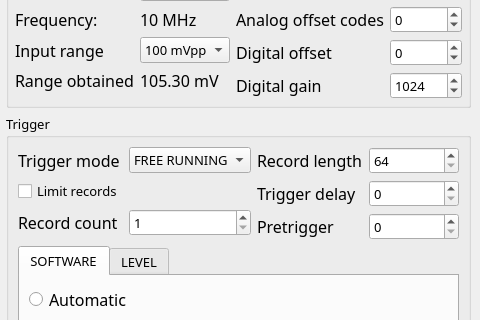
First picture: the form in MainWindow.ui, repository sevenreek/qtadqscope, before the edit; both pictures show x 475 to 955 and y 124 to 444 of the 955 by 715 pixel window.
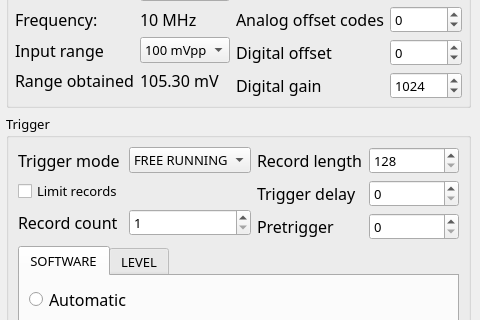
Second picture: the form after the edit. Custom widgets are drawn as their Qt base class.

```diff
--- a/MainWindow.ui
+++ b/MainWindow.ui
@@ -664,7 +664,7 @@
              <item row="0" column="1">
               <widget class="QSpinBox" name="recordLengthInput">
                <property name="minimum">
-                <number>64</number>
+                <number>128</number>
                </property>
                <property name="maximum">
                 <number>65536</number>
```
